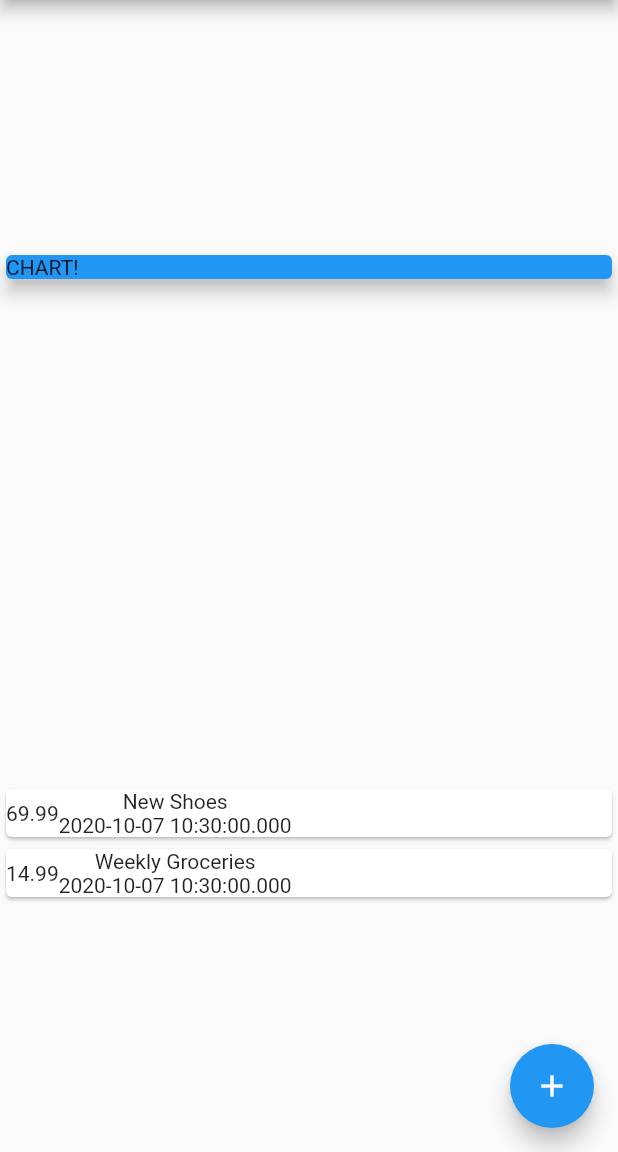
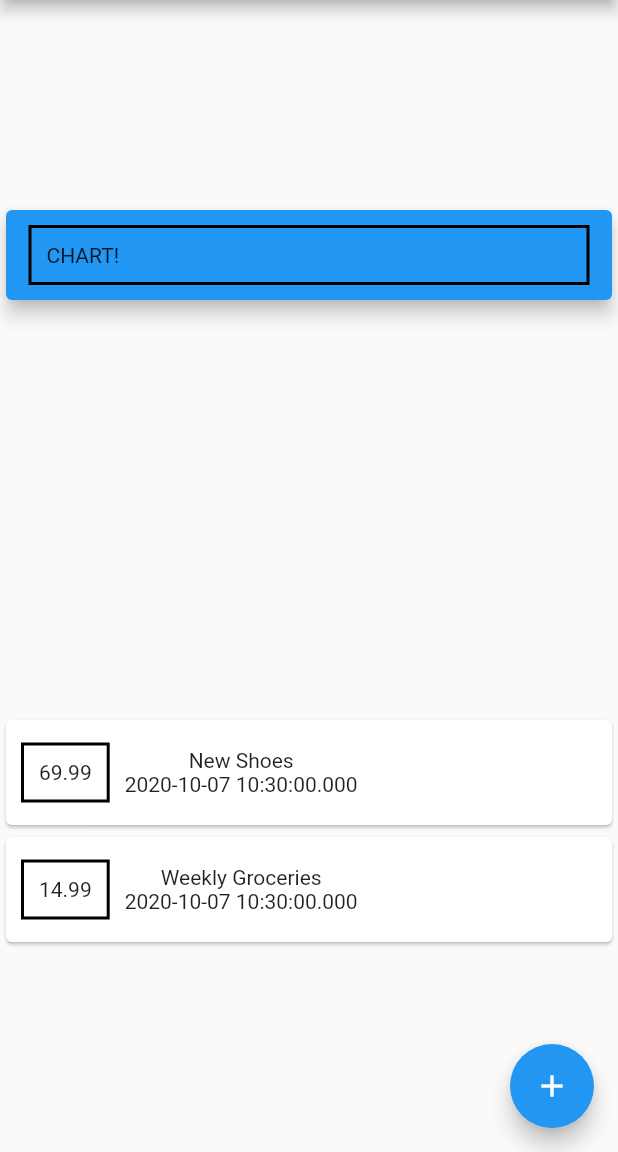
Before and after one commit to haidangngoc/expenses_planner, a Flutter app: the screen it shows after launch, on a phone screen of 412 x 824 dp, the part 84-1236 px from its top. Run offline on Flutter 3.47's test engine with Material 2 defaults, Android fonts, the phone set to English and light mode, and no system bars.

Commit message:
Styling a Container

```diff
--- a/lib/main.dart
+++ b/lib/main.dart
@@ -122,8 +122,19 @@ class _MyHomePageState extends State<MyHomePage> {
             Card(
               color: Colors.blue,
               child: Container(
+                margin: EdgeInsets.symmetric(
+                  vertical: 10,
+                  horizontal: 15,
+                ),
                 width: double.infinity,
                 child: Text('CHART!'),
+                decoration: BoxDecoration(
+                  border: Border.all(
+                    color: Colors.black,
+                    width: 2,
+                  ),
+                ),
+                padding: EdgeInsets.all(10),
               ),
               elevation: 5,
             ),
@@ -133,6 +144,17 @@ class _MyHomePageState extends State<MyHomePage> {
                   child: Row(
                     children: <Widget>[
                       Container(
+                        margin: EdgeInsets.symmetric(
+                          horizontal: 10,
+                          vertical: 15,
+                        ),
+                        decoration: BoxDecoration(
+                          border: Border.all(
+                            color: Colors.black,
+                            width: 2,
+                          ),
+                        ),
+                        padding: EdgeInsets.all(10),
                         child: Text(
                           tx.amount.toString(),
                         ),
```
